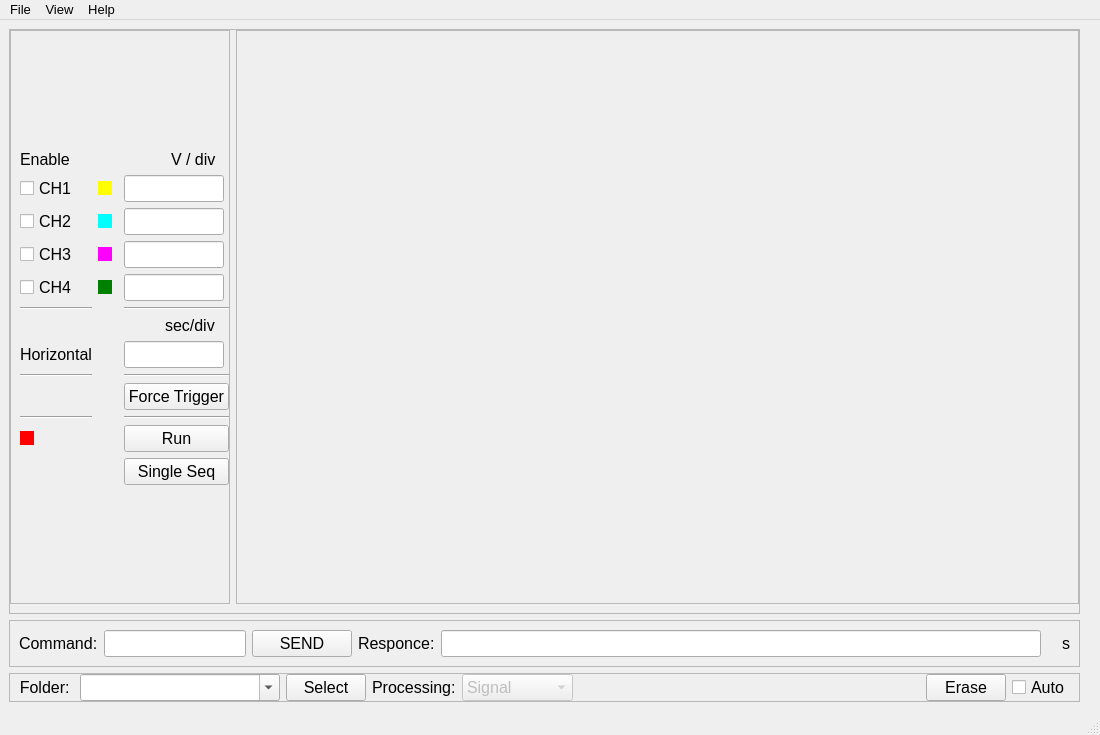
Old version of the form TectronixUI.ui in the repository salinsalins/Tectronix.
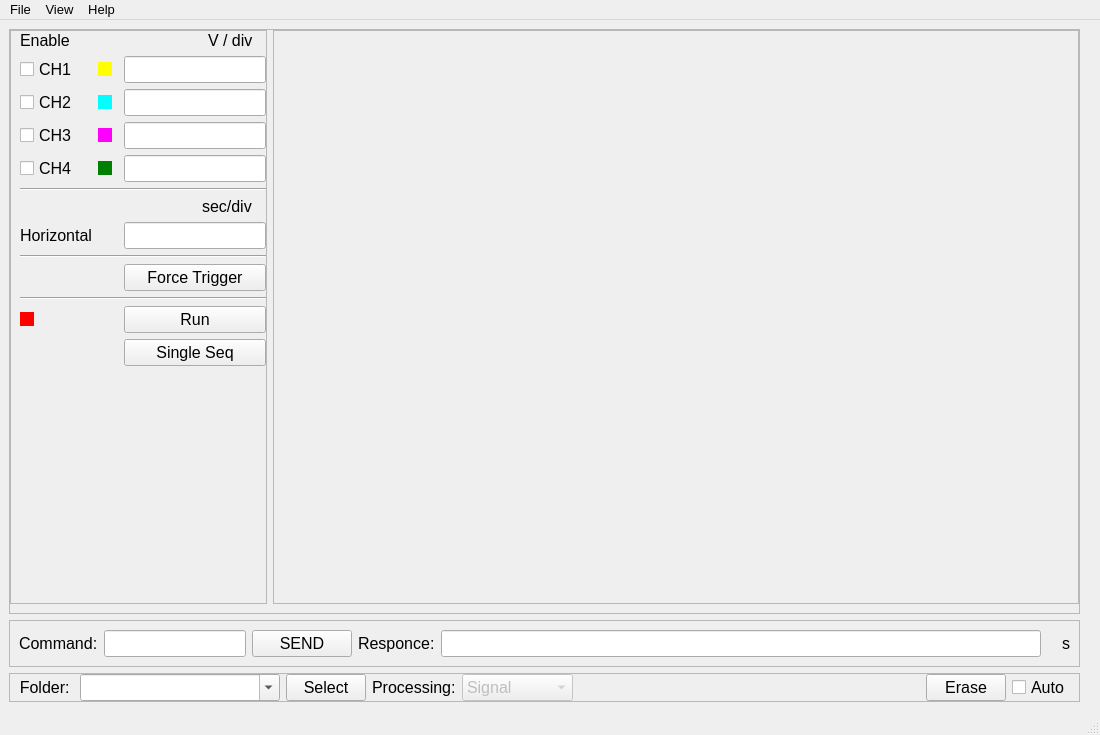
New version of the form.

```diff
--- a/TectronixUI.ui
+++ b/TectronixUI.ui
@@ -83,7 +83,67 @@
           <property name="bottomMargin">
            <number>0</number>
           </property>
-          <item row="1" column="0">
+          <item row="1" column="1">
+           <widget class="QCheckBox" name="checkBox_6">
+            <property name="enabled">
+             <bool>false</bool>
+            </property>
+            <property name="styleSheet">
+             <string notr="true">QCheckBox::indicator:unchecked {
+   background-color: yellow;
+}
+</string>
+            </property>
+            <property name="text">
+             <string/>
+            </property>
+           </widget>
+          </item>
+          <item row="1" column="2">
+           <widget class="QLineEdit" name="lineEdit_11">
+            <property name="sizePolicy">
+             <sizepolicy hsizetype="Minimum" vsizetype="Fixed">
+              <horstretch>0</horstretch>
+              <verstretch>0</verstretch>
+             </sizepolicy>
+            </property>
+            <property name="maximumSize">
+             <size>
+              <width>150</width>
+              <height>16777215</height>
+             </size>
+            </property>
+           </widget>
+          </item>
+          <item row="0" column="2" alignment="Qt::AlignRight">
+           <widget class="QLabel" name="label_8">
+            <property name="sizePolicy">
+             <sizepolicy hsizetype="Fixed" vsizetype="Fixed">
+              <horstretch>0</horstretch>
+              <verstretch>0</verstretch>
+             </sizepolicy>
+            </property>
+            <property name="minimumSize">
+             <size>
+              <width>0</width>
+              <height>0</height>
+             </size>
+            </property>
+            <property name="maximumSize">
+             <size>
+              <width>16777215</width>
+              <height>16777215</height>
+             </size>
+            </property>
+            <property name="text">
+             <string>V / div   </string>
+            </property>
+            <property name="textFormat">
+             <enum>Qt::PlainText</enum>
+            </property>
+           </widget>
+          </item>
+          <item row="0" column="0">
            <widget class="QLabel" name="label_9">
             <property name="sizePolicy">
              <sizepolicy hsizetype="Fixed" vsizetype="Fixed">
@@ -111,101 +171,60 @@
             </property>
            </widget>
           </item>
-          <item row="11" column="0">
-           <widget class="Line" name="line_6">
-            <property name="orientation">
-             <enum>Qt::Horizontal</enum>
-            </property>
-           </widget>
-          </item>
-          <item row="10" column="2">
-           <widget class="QPushButton" name="pushButton_5">
-            <property name="text">
-             <string>Force Trigger</string>
-            </property>
-            <property name="checkable">
-             <bool>true</bool>
-            </property>
-           </widget>
-          </item>
-          <item row="0" column="0">
-           <spacer name="verticalSpacer_2">
-            <property name="orientation">
-             <enum>Qt::Vertical</enum>
-            </property>
-            <property name="sizeHint" stdset="0">
-             <size>
-              <width>20</width>
-              <height>40</height>
-             </size>
-            </property>
-           </spacer>
-          </item>
-          <item row="9" column="2">
-           <widget class="Line" name="line_4">
-            <property name="orientation">
-             <enum>Qt::Horizontal</enum>
-            </property>
-           </widget>
-          </item>
-          <item row="2" column="0">
+          <item row="1" column="0">
            <widget class="QCheckBox" name="checkBox_1">
             <property name="text">
              <string>CH1</string>
             </property>
            </widget>
           </item>
-          <item row="4" column="0">
+          <item row="2" column="0">
+           <widget class="QCheckBox" name="checkBox_2">
+            <property name="text">
+             <string>CH2</string>
+            </property>
+           </widget>
+          </item>
+          <item row="2" column="2">
+           <widget class="QLineEdit" name="lineEdit_12">
+            <property name="sizePolicy">
+             <sizepolicy hsizetype="Minimum" vsizetype="Fixed">
+              <horstretch>0</horstretch>
+              <verstretch>0</verstretch>
+             </sizepolicy>
+            </property>
+            <property name="maximumSize">
+             <size>
+              <width>150</width>
+              <height>16777215</height>
+             </size>
+            </property>
+           </widget>
+          </item>
+          <item row="3" column="0">
            <widget class="QCheckBox" name="checkBox_3">
             <property name="text">
              <string>CH3</string>
             </property>
            </widget>
           </item>
-          <item row="9" column="0">
-           <widget class="Line" name="line_3">
-            <property name="orientation">
-             <enum>Qt::Horizontal</enum>
+          <item row="2" column="1">
+           <widget class="QCheckBox" name="checkBox_7">
+            <property name="enabled">
+             <bool>false</bool>
+            </property>
+            <property name="styleSheet">
+             <string notr="true">QCheckBox::indicator:unchecked {
+   background-color: cyan;
+}
+</string>
+            </property>
+            <property name="text">
+             <string/>
             </property>
            </widget>
           </item>
           <item row="3" column="2">
-           <widget class="QLineEdit" name="lineEdit_12">
-            <property name="sizePolicy">
-             <sizepolicy hsizetype="Minimum" vsizetype="Fixed">
-              <horstretch>0</horstretch>
-              <verstretch>0</verstretch>
-             </sizepolicy>
-            </property>
-            <property name="maximumSize">
-             <size>
-              <width>100</width>
-              <height>16777215</height>
-             </size>
-            </property>
-           </widget>
-          </item>
-          <item row="6" column="0">
-           <widget class="Line" name="line">
-            <property name="orientation">
-             <enum>Qt::Horizontal</enum>
-            </property>
-           </widget>
-          </item>
-          <item row="14" column="2">
-           <spacer name="verticalSpacer">
-            <property name="orientation">
-             <enum>Qt::Vertical</enum>
-            </property>
-            <property name="sizeHint" stdset="0">
-             <size>
-              <width>20</width>
-              <height>40</height>
-             </size>
-            </property>
-           </spacer>
-          </item>
-          <item row="4" column="2">
            <widget class="QLineEdit" name="lineEdit_13">
             <property name="sizePolicy">
              <sizepolicy hsizetype="Minimum" vsizetype="Fixed">
@@ -215,27 +234,59 @@
             </property>
             <property name="maximumSize">
              <size>
-              <width>100</width>
+              <width>150</width>
               <height>16777215</height>
              </size>
             </property>
            </widget>
           </item>
-          <item row="5" column="0">
+          <item row="4" column="0">
            <widget class="QCheckBox" name="checkBox_4">
             <property name="text">
              <string>CH4</string>
             </property>
            </widget>
           </item>
-          <item row="6" column="2">
-           <widget class="Line" name="line_2">
+          <item row="5" column="0" colspan="3">
+           <widget class="Line" name="line_7">
             <property name="orientation">
              <enum>Qt::Horizontal</enum>
             </property>
            </widget>
           </item>
-          <item row="5" column="2">
+          <item row="3" column="1">
+           <widget class="QCheckBox" name="checkBox_8">
+            <property name="enabled">
+             <bool>false</bool>
+            </property>
+            <property name="styleSheet">
+             <string notr="true">QCheckBox::indicator:unchecked {
+   background-color: magenta;
+}
+</string>
+            </property>
+            <property name="text">
+             <string/>
+            </property>
+           </widget>
+          </item>
+          <item row="4" column="1">
+           <widget class="QCheckBox" name="checkBox_9">
+            <property name="enabled">
+             <bool>false</bool>
+            </property>
+            <property name="styleSheet">
+             <string notr="true">QCheckBox::indicator:unchecked {
+   background-color: green;
+}
+</string>
+            </property>
+            <property name="text">
+             <string/>
+            </property>
+           </widget>
+          </item>
+          <item row="4" column="2">
            <widget class="QLineEdit" name="lineEdit_14">
             <property name="sizePolicy">
              <sizepolicy hsizetype="Minimum" vsizetype="Fixed">
@@ -245,21 +296,14 @@
             </property>
             <property name="maximumSize">
              <size>
-              <width>100</width>
+              <width>150</width>
               <height>16777215</height>
              </size>
             </property>
            </widget>
           </item>
-          <item row="11" column="2">
-           <widget class="Line" name="line_5">
-            <property name="orientation">
-             <enum>Qt::Horizontal</enum>
-            </property>
-           </widget>
-          </item>
-          <item row="1" column="2" alignment="Qt::AlignRight">
-           <widget class="QLabel" name="label_8">
+          <item row="6" column="2" alignment="Qt::AlignRight">
+           <widget class="QLabel" name="label_10">
             <property name="sizePolicy">
              <sizepolicy hsizetype="Fixed" vsizetype="Fixed">
               <horstretch>0</horstretch>
@@ -279,30 +323,14 @@
              </size>
             </property>
             <property name="text">
-             <string>V / div   </string>
+             <string>sec/div   </string>
             </property>
             <property name="textFormat">
              <enum>Qt::PlainText</enum>
             </property>
            </widget>
           </item>
-          <item row="2" column="2">
-           <widget class="QLineEdit" name="lineEdit_11">
-            <property name="sizePolicy">
-             <sizepolicy hsizetype="Minimum" vsizetype="Fixed">
-              <horstretch>0</horstretch>
-              <verstretch>0</verstretch>
-             </sizepolicy>
-            </property>
-            <property name="maximumSize">
-             <size>
-              <width>100</width>
-              <height>16777215</height>
-             </size>
-            </property>
-           </widget>
-          </item>
-          <item row="8" column="2">
+          <item row="7" column="2">
            <widget class="QLineEdit" name="lineEdit_15">
             <property name="sizePolicy">
              <sizepolicy hsizetype="Minimum" vsizetype="Fixed">
@@ -312,48 +340,23 @@
             </property>
             <property name="maximumSize">
              <size>
-              <width>100</width>
+              <width>150</width>
               <height>16777215</height>
              </size>
             </property>
            </widget>
           </item>
-          <item row="3" column="0">
-           <widget class="QCheckBox" name="checkBox_2">
+          <item row="11" column="2">
+           <widget class="QPushButton" name="pushButton_4">
             <property name="text">
-             <string>CH2</string>
+             <string>Run</string>
             </property>
-           </widget>
-          </item>
-          <item row="8" column="0">
-           <widget class="QLabel" name="label_7">
-            <property name="sizePolicy">
-             <sizepolicy hsizetype="Fixed" vsizetype="Fixed">
-              <horstretch>0</horstretch>
-              <verstretch>0</verstretch>
-             </sizepolicy>
+            <property name="checkable">
+             <bool>true</bool>
             </property>
-            <property name="minimumSize">
-             <size>
-              <width>0</width>
-              <height>0</height>
-             </size>
-            </property>
-            <property name="maximumSize">
-             <size>
-              <width>16777215</width>
-              <height>16777215</height>
-             </size>
-            </property>
-            <property name="text">
-             <string>Horizontal</string>
-            </property>
-            <property name="textFormat">
-             <enum>Qt::PlainText</enum>
-            </property>
            </widget>
           </item>
-          <item row="12" column="0">
+          <item row="11" column="0">
            <widget class="QCheckBox" name="checkBox_5">
             <property name="enabled">
              <bool>false</bool>
@@ -370,44 +373,6 @@
            </widget>
           </item>
           <item row="12" column="2">
-           <widget class="QPushButton" name="pushButton_4">
-            <property name="text">
-             <string>Run</string>
-            </property>
-            <property name="checkable">
-             <bool>true</bool>
-            </property>
-           </widget>
-          </item>
-          <item row="7" column="2" alignment="Qt::AlignRight">
-           <widget class="QLabel" name="label_10">
-            <property name="sizePolicy">
-             <sizepolicy hsizetype="Fixed" vsizetype="Fixed">
-              <horstretch>0</horstretch>
-              <verstretch>0</verstretch>
-             </sizepolicy>
-            </property>
-            <property name="minimumSize">
-             <size>
-              <width>0</width>
-              <height>0</height>
-             </size>
-            </property>
-            <property name="maximumSize">
-             <size>
-              <width>16777215</width>
-              <height>16777215</height>
-             </size>
-            </property>
-            <property name="text">
-             <string>sec/div   </string>
-            </property>
-            <property name="textFormat">
-             <enum>Qt::PlainText</enum>
-            </property>
-           </widget>
-          </item>
-          <item row="13" column="2">
            <widget class="QPushButton" name="pushButton_6">
             <property name="text">
              <string>Single Seq</string>
@@ -417,67 +382,68 @@
             </property>
            </widget>
           </item>
-          <item row="2" column="1">
-           <widget class="QCheckBox" name="checkBox_6">
-            <property name="enabled">
-             <bool>false</bool>
+          <item row="13" column="2">
+           <spacer name="verticalSpacer">
+            <property name="orientation">
+             <enum>Qt::Vertical</enum>
             </property>
-            <property name="styleSheet">
-             <string notr="true">QCheckBox::indicator:unchecked {
-   background-color: yellow;
-}
-</string>
+            <property name="sizeHint" stdset="0">
+             <size>
+              <width>20</width>
+              <height>40</height>
+             </size>
             </property>
-            <property name="text">
-             <string/>
-            </property>
-           </widget>
+           </spacer>
           </item>
-          <item row="3" column="1">
-           <widget class="QCheckBox" name="checkBox_7">
-            <property name="enabled">
-             <bool>false</bool>
+          <item row="7" column="0">
+           <widget class="QLabel" name="label_7">
+            <property name="sizePolicy">
+             <sizepolicy hsizetype="Fixed" vsizetype="Fixed">
+              <horstretch>0</horstretch>
+              <verstretch>0</verstretch>
+             </sizepolicy>
             </property>
-            <property name="styleSheet">
-             <string notr="true">QCheckBox::indicator:unchecked {
-   background-color: cyan;
-}
-</string>
+            <property name="minimumSize">
+             <size>
+              <width>0</width>
+              <height>0</height>
+             </size>
             </property>
+            <property name="maximumSize">
+             <size>
+              <width>16777215</width>
+              <height>16777215</height>
+             </size>
+            </property>
             <property name="text">
-             <string/>
+             <string>Horizontal</string>
             </property>
+            <property name="textFormat">
+             <enum>Qt::PlainText</enum>
+            </property>
            </widget>
           </item>
-          <item row="4" column="1">
-           <widget class="QCheckBox" name="checkBox_8">
-            <property name="enabled">
-             <bool>false</bool>
-            </property>
-            <property name="styleSheet">
-             <string notr="true">QCheckBox::indicator:unchecked {
-   background-color: magenta;
-}
-</string>
-            </property>
+          <item row="9" column="2">
+           <widget class="QPushButton" name="pushButton_5">
             <property name="text">
-             <string/>
+             <string>Force Trigger</string>
             </property>
+            <property name="checkable">
+             <bool>true</bool>
+            </property>
            </widget>
           </item>
-          <item row="5" column="1">
-           <widget class="QCheckBox" name="checkBox_9">
-            <property name="enabled">
-             <bool>false</bool>
+          <item row="8" column="0" colspan="3">
+           <widget class="Line" name="line_3">
+            <property name="orientation">
+             <enum>Qt::Horizontal</enum>
             </property>
-            <property name="styleSheet">
-             <string notr="true">QCheckBox::indicator:unchecked {
-   background-color: green;
-}
-</string>
-            </property>
-            <property name="text">
-             <string/>
+           </widget>
+          </item>
+          <item row="10" column="0" colspan="3">
+           <widget class="Line" name="line_6">
+            <property name="orientation">
+             <enum>Qt::Horizontal</enum>
             </property>
            </widget>
           </item>
```
Left out of the diff: 2 changed lines with no effect on the pictures.
